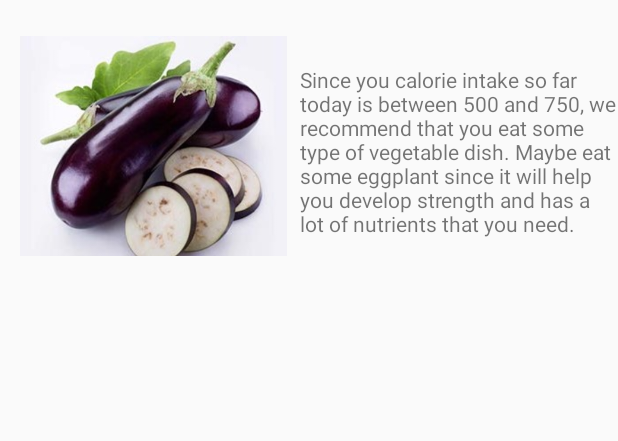
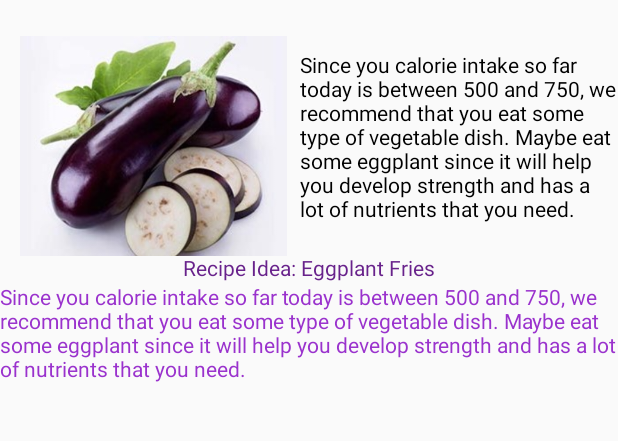
Before and after one commit to L3monz/BurnFit, an Android app: the FoodActivity screen opened directly, with no data from a screen before it, on a phone screen of 412 x 824 dp, the part 84-525 px from its top. Run offline under Robolectric (Android 15) with nearby library versions, the phone set to English and light mode, and no system bars.

Commit message:
more changes to food

```diff
--- a/app/src/main/res/layout/activity_food_suggestions.xml
+++ b/app/src/main/res/layout/activity_food_suggestions.xml
@@ -9,17 +9,33 @@
     maybe also a recipe-->
 
     <ImageView
-        android:id="@+id/imageView"
+        android:id="@+id/foodPic"
         android:layout_width="178dp"
         android:layout_height="168dp"
         android:layout_margin="13dp"
         app:srcCompat="@drawable/eggplant" />
 
     <TextView
-        android:id="@+id/textView"
+        android:id="@+id/foodSuggestion"
         android:layout_width="wrap_content"
         android:layout_height="wrap_content"
-        android:layout_marginTop="-151dp"
+        android:layout_marginTop="-161dp"
         android:layout_marginLeft="200dp"
-        android:text="@string/foodSuggestion" />
+        android:text="@string/foodSuggestion"
+        android:textColor="@color/black"/>
+
+    <TextView
+        android:layout_width="wrap_content"
+        android:layout_height="wrap_content"
+        android:text="@string/recipeIdea"
+        android:textColor="@color/darkerOrchid"
+        android:layout_marginTop="20dp"
+        android:layout_gravity="center"/>
+
+    <!--To Do-->
+    <TextView
+        android:layout_width="wrap_content"
+        android:layout_height="wrap_content"
+        android:text="@string/foodSuggestion"
+        android:textColor="@color/darkOrchid"/>
 </LinearLayout>
--- a/app/src/main/res/values/colors.xml
+++ b/app/src/main/res/values/colors.xml
@@ -6,5 +6,7 @@
     <color name="orange">#EF8319</color>
     <color name="black">#000000</color>
     <color name="white">#ffffff</color>
+    <color name="darkerOrchid">#68228B</color>
+    <color name="darkOrchid">#9A32CD</color>
 
 </resources>
--- a/app/src/main/res/values/strings.xml
+++ b/app/src/main/res/values/strings.xml
@@ -27,4 +27,5 @@
     <string name="foodSuggestion">Since you calorie intake so far today is between 500 and 750, we recommend that you eat
     some type of vegetable dish. Maybe eat some eggplant since it will help you develop strength and has a lot of nutrients
     that you need.</string>
+    <string name="recipeIdea">Recipe Idea: Eggplant Fries</string>
 </resources>
```
